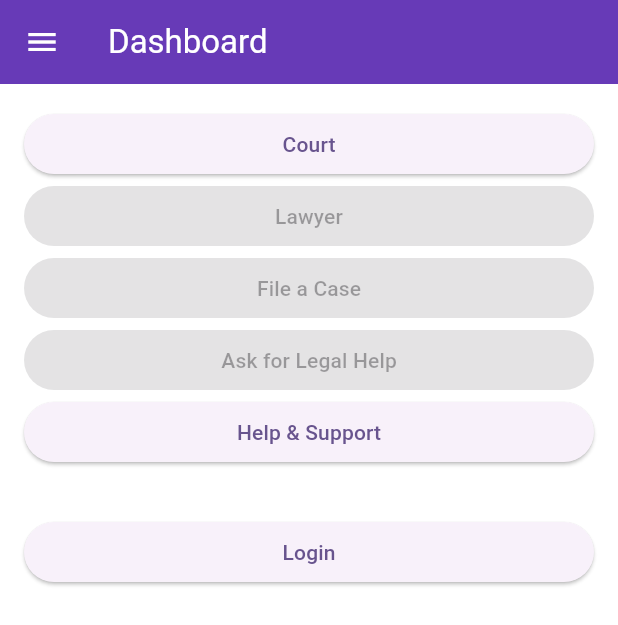
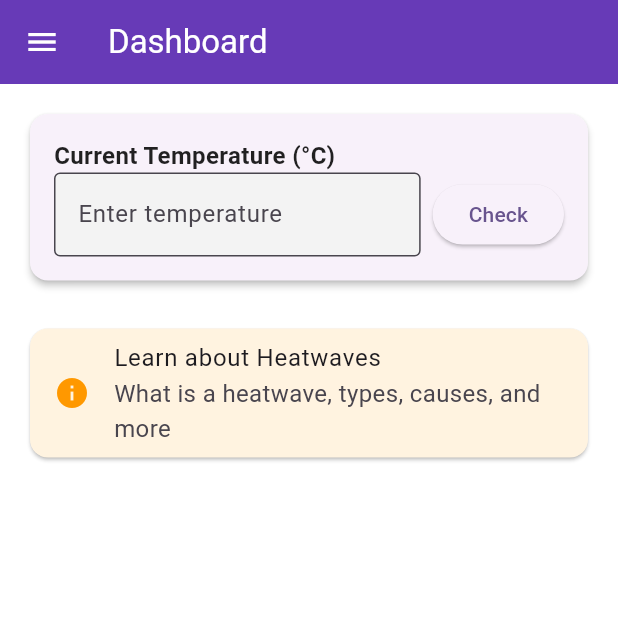
Before and after one commit to abuubaida921/taposurakkha, a Flutter app: the screen it shows after launch, on a phone screen of 412 x 824 dp. Shown: the top 625 px of the screen. Run offline on Flutter 3.47's test engine with Material 3 defaults, Android fonts, the phone set to English and light mode, and no system bars; our stand-ins replace fluttertoast, get, shared_preferences.

Commit message:
Some Correction

```diff
--- a/lib/app/routes.dart
+++ b/lib/app/routes.dart
@@ -9,6 +9,7 @@ import '../modules/splash/splash_view.dart';
 import '../modules/help_support/help_support_view.dart';
 import '../modules/terms_conditions/terms_conditions_view.dart';
 import '../modules/about/about_view.dart';
+import '../modules/heatwave_info/heatwave_info_view.dart';
 
 class AppRoutes {
   static const splash = '/splash';
@@ -22,6 +23,7 @@ class AppRoutes {
   static const helpSupport = '/help_support';
   static const termsConditions = '/terms_conditions';
   static const about = '/about';
+  static const heatwaveInfo = '/heatwave_info';
 
   static final pages = [
     GetPage(name: splash, page: () => const SplashScreen()),
@@ -32,6 +34,7 @@ class AppRoutes {
     GetPage(name: helpSupport, page: () => const HelpSupportView()),
     GetPage(name: termsConditions, page: () => const TermsConditionsView()),
     GetPage(name: about, page: () => const AboutView()),
+    GetPage(name: heatwaveInfo, page: () => const HeatwaveInfoView()),
     // GetPage(name: lawyer, page: () => const LawyerView()),
     // GetPage(name: fileCase, page: () => const FileCaseView()),
     // GetPage(name: legalHelp, page: () => const LegalHelpView()),
--- a/lib/modules/dashboard/dashboard_view.dart
+++ b/lib/modules/dashboard/dashboard_view.dart
@@ -14,6 +14,9 @@ class _DashboardViewState extends State<DashboardView> {
   bool _isAuthenticated = false;
   Map<String, dynamic>? _userData;
   bool _loading = true;
+  double? _temperature;
+  String? _alertMessage;
+  final TextEditingController _tempController = TextEditingController();
 
   @override
   void initState() {
@@ -45,6 +48,28 @@ class _DashboardViewState extends State<DashboardView> {
 
   void _login() {
     Get.toNamed('/login');
+  }
+
+  void _checkTemperatureAlert() {
+    if (_temperature == null) {
+      setState(() => _alertMessage = null);
+      return;
+    }
+    if (_temperature! >= 40) {
+      setState(() => _alertMessage = 'Severe Heatwave Alert! (≥ 40°C)');
+    } else if (_temperature! >= 38) {
+      setState(() => _alertMessage = 'Moderate Heatwave Alert! (38–40°C)');
+    } else if (_temperature! >= 36) {
+      setState(() => _alertMessage = 'Mild Heatwave Alert! (36–38°C)');
+    } else {
+      setState(() => _alertMessage = null);
+    }
+  }
+
+  @override
+  void dispose() {
+    _tempController.dispose();
+    super.dispose();
   }
 
   @override
@@ -182,47 +207,70 @@ class _DashboardViewState extends State<DashboardView> {
           ],
         ),
       ),
-      body: Padding(
-        padding: const EdgeInsets.all(16.0),
-        child: Column(
-          crossAxisAlignment: CrossAxisAlignment.stretch,
-          children: [
-            if (_isAuthenticated && _userData != null && _userData!['user'] != null) ...[
-              Text('Welcome, ${_userData!['user']['name']}', style: const TextStyle(fontSize: 20, fontWeight: FontWeight.bold)),
-              Text('Email: ${_userData!['user']['email']}'),
-              const SizedBox(height: 16),
+      body: SingleChildScrollView(
+        child: Padding(
+          padding: const EdgeInsets.all(16.0),
+          child: Column(
+            crossAxisAlignment: CrossAxisAlignment.start,
+            children: [
+              // Temperature input and alert
+              Card(
+                elevation: 2,
+                child: Padding(
+                  padding: const EdgeInsets.all(16.0),
+                  child: Column(
+                    crossAxisAlignment: CrossAxisAlignment.start,
+                    children: [
+                      const Text('Current Temperature (°C)', style: TextStyle(fontSize: 16, fontWeight: FontWeight.bold)),
+                      Row(
+                        children: [
+                          Expanded(
+                            child: TextField(
+                              controller: _tempController,
+                              keyboardType: TextInputType.number,
+                              decoration: const InputDecoration(hintText: 'Enter temperature'),
+                            ),
+                          ),
+                          const SizedBox(width: 8),
+                          ElevatedButton(
+                            onPressed: () {
+                              final value = double.tryParse(_tempController.text);
+                              setState(() => _temperature = value);
+                              _checkTemperatureAlert();
+                            },
+                            child: const Text('Check'),
+                          ),
+                        ],
+                      ),
+                      if (_temperature != null)
+                        Padding(
+                          padding: const EdgeInsets.only(top: 8.0),
+                          child: Text('Temperature: ${_temperature!.toStringAsFixed(1)}°C'),
+                        ),
+                      if (_alertMessage != null)
+                        Padding(
+                          padding: const EdgeInsets.only(top: 8.0),
+                          child: Text(_alertMessage!, style: const TextStyle(color: Colors.red, fontWeight: FontWeight.bold)),
+                        ),
+                    ],
+                  ),
+                ),
+              ),
+              const SizedBox(height: 24),
+              // Navigation to heatwave info
+              Card(
+                color: Colors.orange[50],
+                child: ListTile(
+                  leading: const Icon(Icons.info, color: Colors.orange),
+                  title: const Text('Learn about Heatwaves'),
+                  subtitle: const Text('What is a heatwave, types, causes, and more'),
+                  onTap: () => Get.toNamed('/heatwave_info'),
+                ),
+              ),
+              const SizedBox(height: 24),
+              // ...existing dashboard content...
             ],
-            ElevatedButton(
-              onPressed: () => Get.toNamed('/court'),
-              child: const Text('Court'),
-            ),
-            ElevatedButton(
-              onPressed: _isAuthenticated ? () => Get.toNamed('/lawyer') : null,
-              child: const Text('Lawyer'),
-            ),
-            ElevatedButton(
-              onPressed: _isAuthenticated ? () => Get.toNamed('/file_case') : null,
-              child: const Text('File a Case'),
-            ),
-            ElevatedButton(
-              onPressed: _isAuthenticated ? () => Get.toNamed('/legal_help') : null,
-              child: const Text('Ask for Legal Help'),
-            ),
-            ElevatedButton(
-              onPressed: () => Get.toNamed('/help_support'),
-              child: const Text('Help & Support'),
-            ),
-            const SizedBox(height: 32),
-            _isAuthenticated
-                ? ElevatedButton(
-                    onPressed: _logout,
-                    child: const Text('Logout'),
-                  )
-                : ElevatedButton(
-                    onPressed: _login,
-                    child: const Text('Login'),
-                  ),
-          ],
+          ),
         ),
       ),
     );
```
Also changed, not shown: lib/modules/heatwave_info/heatwave_info_view.dart (added, +36 -0 lines).
